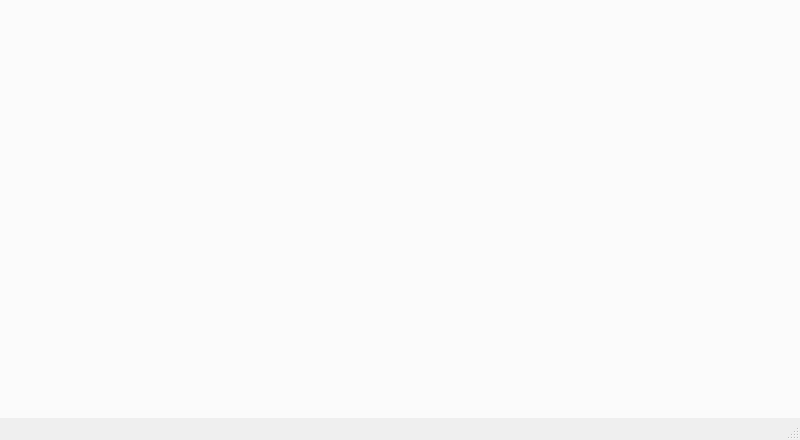
First picture: the form in ui/main.ui, repository Serialbocks/dgt-py, before the edit.
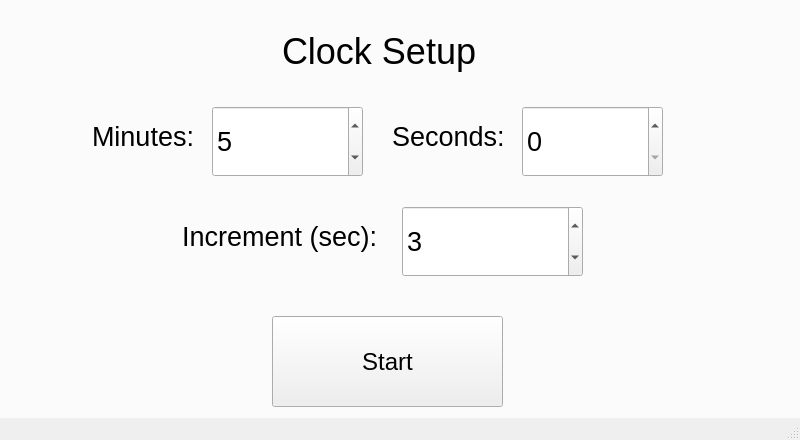
Second picture: the form after the edit. The open tabs and pages were chosen to show the change.

```diff
--- a/ui/main.ui
+++ b/ui/main.ui
@@ -258,9 +258,159 @@
      </widget>
     </widget>
     <widget class="QWidget" name="clockSetup">
+     <property name="font">
+      <font>
+       <pointsize>18</pointsize>
+      </font>
+     </property>
      <attribute name="title">
       <string>Page</string>
      </attribute>
+     <widget class="QLabel" name="label_4">
+      <property name="geometry">
+       <rect>
+        <x>290</x>
+        <y>20</y>
+        <width>201</width>
+        <height>71</height>
+       </rect>
+      </property>
+      <property name="font">
+       <font>
+        <pointsize>27</pointsize>
+       </font>
+      </property>
+      <property name="text">
+       <string>Clock Setup</string>
+      </property>
+     </widget>
+     <widget class="QSpinBox" name="minutes">
+      <property name="geometry">
+       <rect>
+        <x>220</x>
+        <y>110</y>
+        <width>151</width>
+        <height>71</height>
+       </rect>
+      </property>
+      <property name="font">
+       <font>
+        <pointsize>20</pointsize>
+       </font>
+      </property>
+      <property name="maximum">
+       <number>300</number>
+      </property>
+      <property name="value">
+       <number>5</number>
+      </property>
+     </widget>
+     <widget class="QLabel" name="label_5">
+      <property name="geometry">
+       <rect>
+        <x>100</x>
+        <y>110</y>
+        <width>111</width>
+        <height>61</height>
+       </rect>
+      </property>
+      <property name="font">
+       <font>
+        <pointsize>20</pointsize>
+       </font>
+      </property>
+      <property name="text">
+       <string>Minutes:</string>
+      </property>
+     </widget>
+     <widget class="QSpinBox" name="seconds">
+      <property name="geometry">
+       <rect>
+        <x>530</x>
+        <y>110</y>
+        <width>141</width>
+        <height>71</height>
+       </rect>
+      </property>
+      <property name="font">
+       <font>
+        <pointsize>20</pointsize>
+       </font>
+      </property>
+      <property name="maximum">
+       <number>59</number>
+      </property>
+     </widget>
+     <widget class="QLabel" name="label_6">
+      <property name="geometry">
+       <rect>
+        <x>400</x>
+        <y>120</y>
+        <width>111</width>
+        <height>41</height>
+       </rect>
+      </property>
+      <property name="font">
+       <font>
+        <pointsize>20</pointsize>
+       </font>
+      </property>
+      <property name="text">
+       <string>Seconds:</string>
+      </property>
+     </widget>
+     <widget class="QLabel" name="label_7">
+      <property name="geometry">
+       <rect>
+        <x>190</x>
+        <y>210</y>
+        <width>201</width>
+        <height>61</height>
+       </rect>
+      </property>
+      <property name="font">
+       <font>
+        <pointsize>20</pointsize>
+       </font>
+      </property>
+      <property name="text">
+       <string>Increment (sec):</string>
+      </property>
+     </widget>
+     <widget class="QSpinBox" name="increment">
+      <property name="geometry">
+       <rect>
+        <x>410</x>
+        <y>210</y>
+        <width>181</width>
+        <height>71</height>
+       </rect>
+      </property>
+      <property name="font">
+       <font>
+        <pointsize>20</pointsize>
+       </font>
+      </property>
+      <property name="maximum">
+       <number>120</number>
+      </property>
+      <property name="value">
+       <number>3</number>
+      </property>
+     </widget>
+     <widget class="QPushButton" name="startClock">
+      <property name="geometry">
+       <rect>
+        <x>280</x>
+        <y>320</y>
+        <width>231</width>
+        <height>91</height>
+       </rect>
+      </property>
+      <property name="text">
+       <string>Start</string>
+      </property>
+     </widget>
     </widget>
     <widget class="QWidget" name="Clock">
      <property name="font">
```
